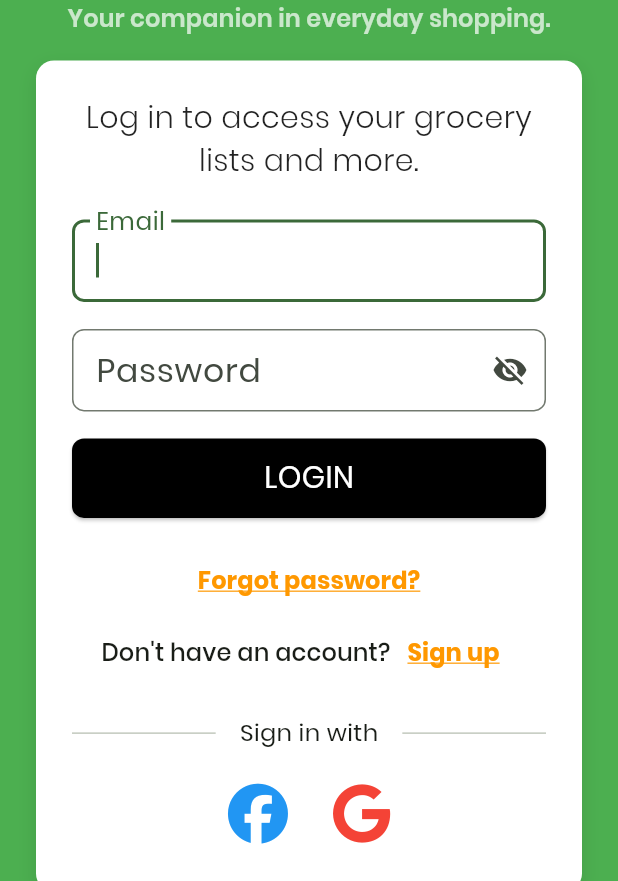
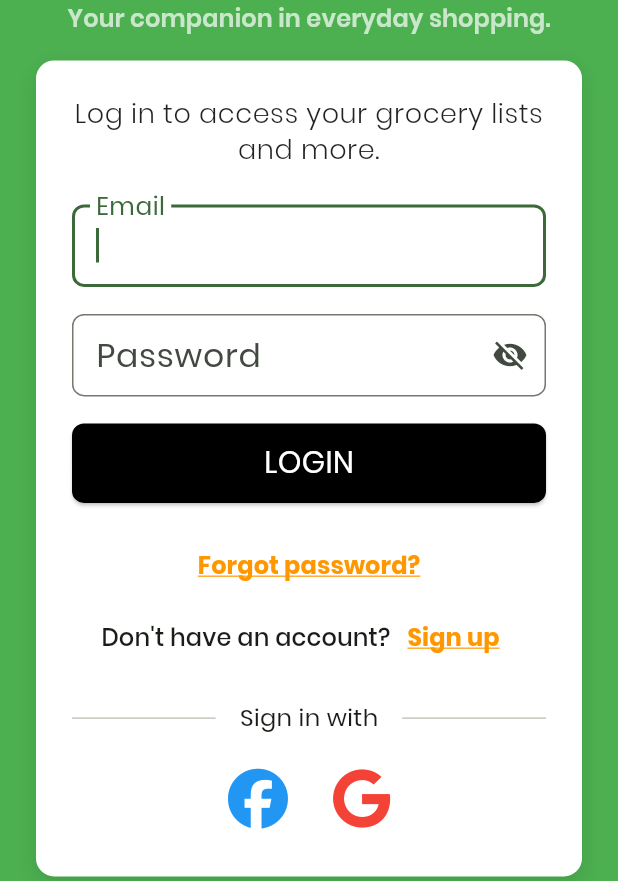
Before and after one commit to PATOTSTI/soft-ware-restocker, a Flutter app: the screen it shows after launch, on a phone screen of 412 x 824 dp, the part 355-1236 px from its top. Run offline on Flutter 3.47's test engine with Material 3 defaults, Android fonts, the phone set to English and light mode, and no system bars; our stand-ins replace cloud_firestore, email_validator, firebase_auth, firebase_core, fl_chart, font_awesome_flutter and 1 more; missing offline and left inert: flutter_facebook_auth; accounts and stored records are empty; generated files the repository leaves out were written again.

Commit message:
final restckr

```diff
--- a/lib/main.dart
+++ b/lib/main.dart
@@ -37,6 +37,7 @@ class MyApp extends StatelessWidget {
           titleLarge: TextStyle(fontSize: 26), //Cart,Stock,Event,Activity, Sign-up
           bodyLarge: TextStyle(fontSize: 22,),
           bodyMedium: TextStyle(fontSize: 20),
+          bodySmall: TextStyle(fontSize: 18),
           labelLarge: TextStyle(fontSize: 16),
         ),
         colorScheme: ColorScheme.fromSeed(seedColor: const Color.fromRGBO(76, 175, 80, 1)),
@@ -390,7 +391,7 @@ class _LoginPageState extends State<LoginPage> {
                           Text(
                             'Log in to access your grocery lists and more.',
                             textAlign: TextAlign.center,
-                            style: Theme.of(context).textTheme.bodyMedium?.copyWith(
+                            style: Theme.of(context).textTheme.bodySmall?.copyWith(
                               fontWeight: FontWeight.w300,
                               color: Colors.black87,
                             ),
```
Also changed, not shown: flutter_01.png (added).
